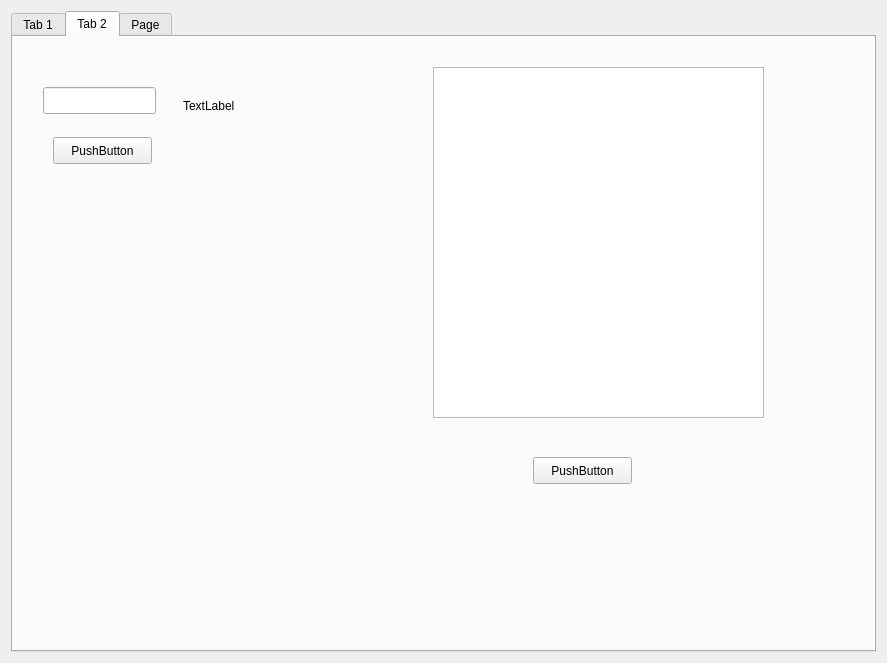
Old version of the form rviz_calibration/src/calibration.ui in the repository SiyuChen1/CameraLidarCalibrationTool.
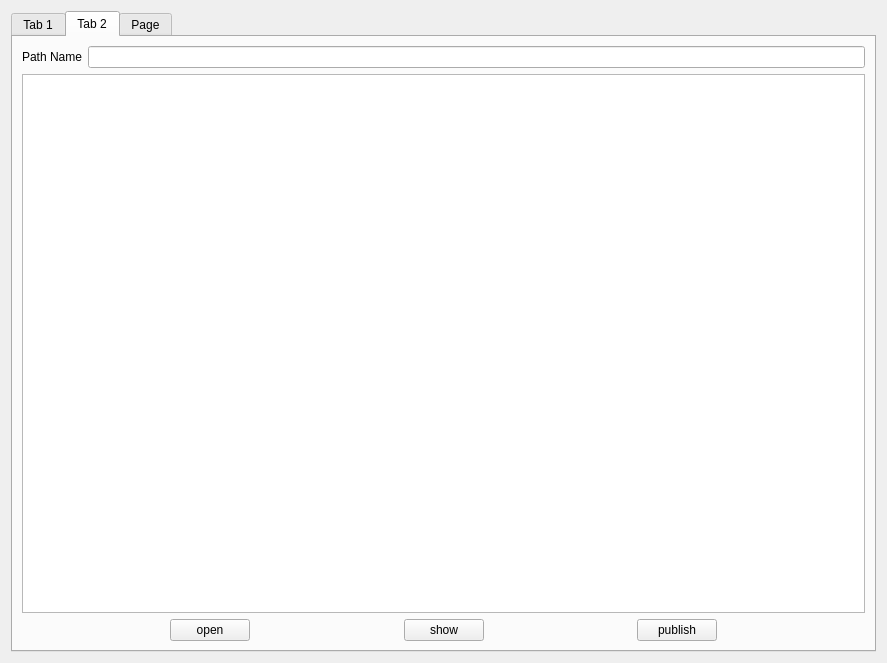
New version of the form. The open tabs and pages were chosen to show the change.

Patch:
```diff
--- a/rviz_calibration/src/calibration.ui
+++ b/rviz_calibration/src/calibration.ui
@@ -281,65 +281,106 @@
       <attribute name="title">
        <string>Tab 2</string>
       </attribute>
-      <widget class="QLineEdit" name="path">
-       <property name="geometry">
-        <rect>
-         <x>30</x>
-         <y>50</y>
-         <width>113</width>
-         <height>27</height>
-        </rect>
-       </property>
-      </widget>
-      <widget class="QLabel" name="label_3">
-       <property name="geometry">
-        <rect>
-         <x>170</x>
-         <y>60</y>
-         <width>68</width>
-         <height>17</height>
-        </rect>
-       </property>
-       <property name="text">
-        <string>TextLabel</string>
-       </property>
-      </widget>
-      <widget class="QPushButton" name="openfile">
-       <property name="geometry">
-        <rect>
-         <x>40</x>
-         <y>100</y>
-         <width>99</width>
-         <height>27</height>
-        </rect>
-       </property>
-       <property name="text">
-        <string>PushButton</string>
-       </property>
-      </widget>
-      <widget class="QListView" name="listView_ins">
-       <property name="geometry">
-        <rect>
-         <x>420</x>
-         <y>30</y>
-         <width>331</width>
-         <height>351</height>
-        </rect>
-       </property>
-      </widget>
-      <widget class="QPushButton" name="saveandstartnode">
-       <property name="geometry">
-        <rect>
-         <x>520</x>
-         <y>420</y>
-         <width>99</width>
-         <height>27</height>
-        </rect>
-       </property>
-       <property name="text">
-        <string>PushButton</string>
-       </property>
-      </widget>
+      <layout class="QHBoxLayout" name="horizontalLayout_9">
+       <item>
+        <layout class="QVBoxLayout" name="verticalLayout_5">
+         <item>
+          <layout class="QHBoxLayout" name="horizontalLayout_7">
+           <item>
+            <widget class="QLabel" name="YamlPath">
+             <property name="text">
+              <string>Path Name</string>
+             </property>
+            </widget>
+           </item>
+           <item>
+            <widget class="QLineEdit" name="path"/>
+           </item>
+          </layout>
+         </item>
+         <item>
+          <widget class="QListView" name="listViewCamera"/>
+         </item>
+         <item>
+          <layout class="QHBoxLayout" name="horizontalLayout_8">
+           <item>
+            <spacer name="horizontalSpacer_9">
+             <property name="orientation">
+              <enum>Qt::Horizontal</enum>
+             </property>
+             <property name="sizeHint" stdset="0">
+              <size>
+               <width>40</width>
+               <height>20</height>
+              </size>
+             </property>
+            </spacer>
+           </item>
+           <item>
+            <widget class="QPushButton" name="openfile">
+             <property name="text">
+              <string>open</string>
+             </property>
+            </widget>
+           </item>
+           <item>
+            <spacer name="horizontalSpacer_8">
+             <property name="orientation">
+              <enum>Qt::Horizontal</enum>
+             </property>
+             <property name="sizeHint" stdset="0">
+              <size>
+               <width>40</width>
+               <height>20</height>
+              </size>
+             </property>
+            </spacer>
+           </item>
+           <item>
+            <widget class="QPushButton" name="ShowData">
+             <property name="text">
+              <string>show</string>
+             </property>
+            </widget>
+           </item>
+           <item>
+            <spacer name="horizontalSpacer_11">
+             <property name="orientation">
+              <enum>Qt::Horizontal</enum>
+             </property>
+             <property name="sizeHint" stdset="0">
+              <size>
+               <width>40</width>
+               <height>20</height>
+              </size>
+             </property>
+            </spacer>
+           </item>
+           <item>
+            <widget class="QPushButton" name="publishCameraInfo">
+             <property name="text">
+              <string>publish</string>
+             </property>
+            </widget>
+           </item>
+           <item>
+            <spacer name="horizontalSpacer_10">
+             <property name="orientation">
+              <enum>Qt::Horizontal</enum>
+             </property>
+             <property name="sizeHint" stdset="0">
+              <size>
+               <width>40</width>
+               <height>20</height>
+              </size>
+             </property>
+            </spacer>
+           </item>
+          </layout>
+         </item>
+        </layout>
+       </item>
+      </layout>
      </widget>
      <widget class="QWidget" name="tab_3">
       <attribute name="title">
@@ -354,6 +395,62 @@
          <height>401</height>
         </rect>
        </property>
+       <layout class="QHBoxLayout" name="horizontalLayout_5">
+        <item>
+         <widget class="QLabel" name="label_3">
+          <property name="text">
+           <string>PointCloud Topic Name</string>
+          </property>
+         </widget>
+        </item>
+        <item>
+         <spacer name="horizontalSpacer_12">
+          <property name="orientation">
+           <enum>Qt::Horizontal</enum>
+          </property>
+          <property name="sizeHint" stdset="0">
+           <size>
+            <width>40</width>
+            <height>20</height>
+           </size>
+          </property>
+         </spacer>
+        </item>
+        <item>
+         <widget class="QComboBox" name="comboBox_PointCloud"/>
+        </item>
+        <item>
+         <spacer name="horizontalSpacer_13">
+          <property name="orientation">
+           <enum>Qt::Horizontal</enum>
+          </property>
+          <property name="sizeHint" stdset="0">
+           <size>
+            <width>40</width>
+            <height>20</height>
+           </size>
+          </property>
+         </spacer>
+        </item>
+        <item>
+         <layout class="QVBoxLayout" name="verticalLayout_7">
+          <item>
+           <widget class="QCheckBox" name="checkBoxforPointCloud">
+            <property name="text">
+             <string>Start PointCloud Calibration</string>
+            </property>
+           </widget>
+          </item>
+          <item>
+           <widget class="QCheckBox" name="convertPointImage">
+            <property name="text">
+             <string>Convert Point to Image</string>
+            </property>
+           </widget>
+          </item>
+         </layout>
+        </item>
+       </layout>
       </widget>
      </widget>
     </widget>
```
Left out of the diff: 49 changed lines with no effect on the pictures.
